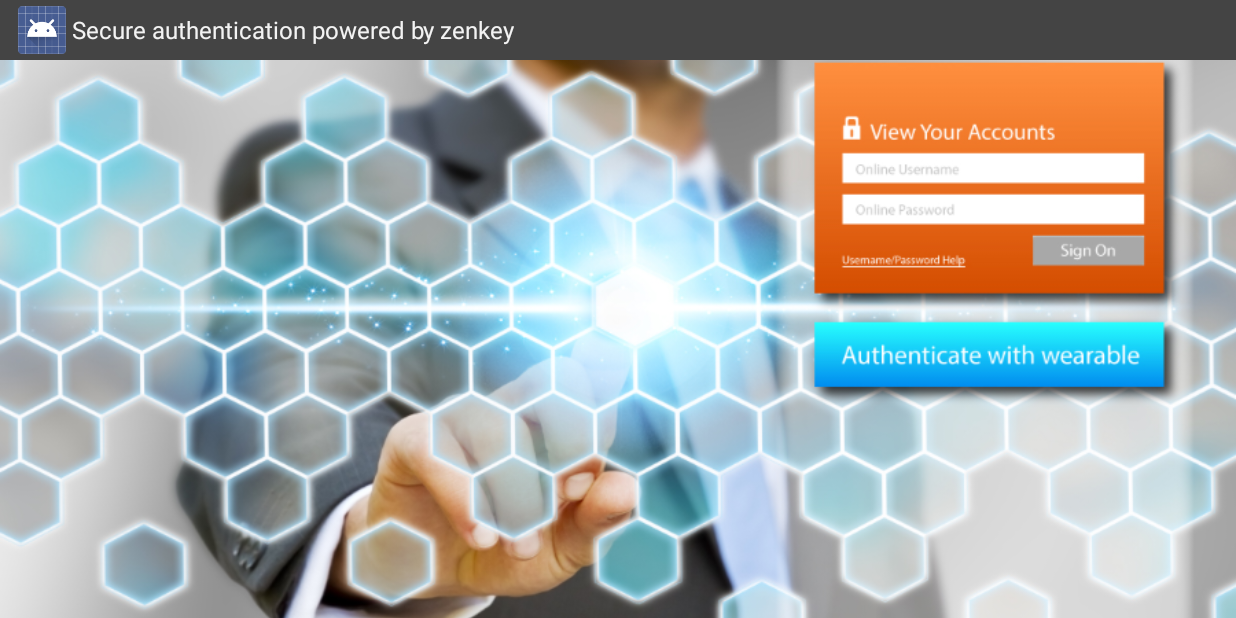
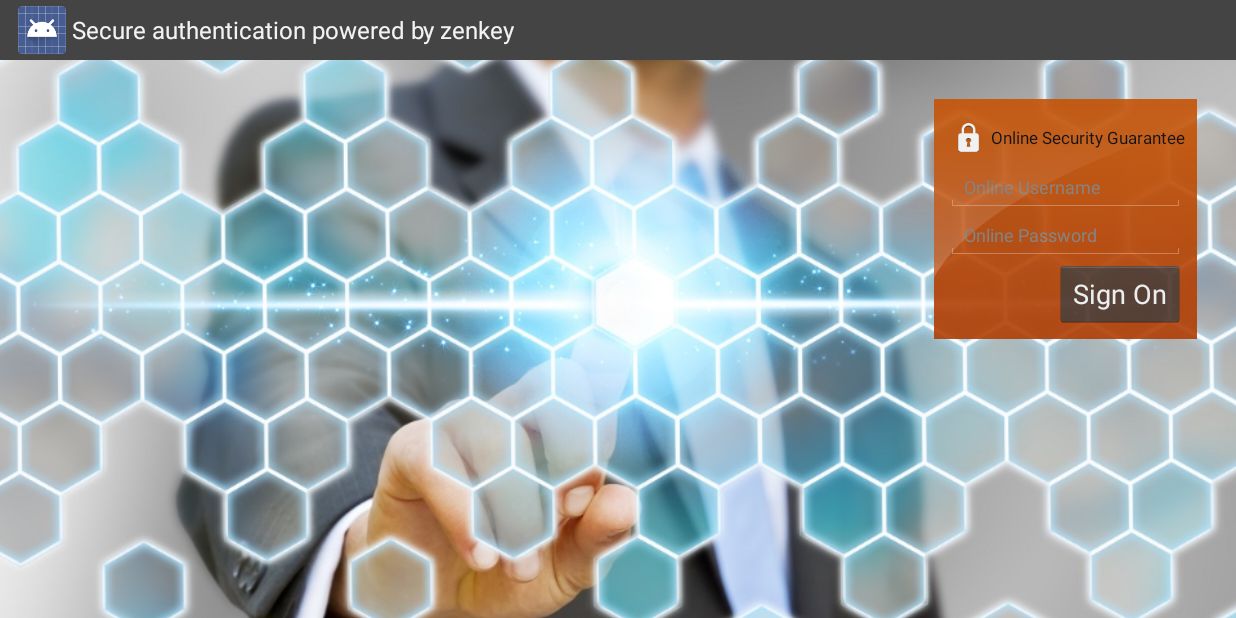
Before and after one commit to yhez/Demo, an Android app: the screen it shows after launch (WfDemo), on a phone screen of 824 x 412 dp (held sideways). Run offline under Robolectric (Android 15) with nearby library versions, the phone set to English and light mode, and no system bars.

Commit message:
added sign on, small design for toast

```diff
--- a/app/src/main/res/layout/toast.xml
+++ b/app/src/main/res/layout/toast.xml
@@ -2,18 +2,19 @@
 
 <LinearLayout xmlns:android="http://schemas.android.com/apk/res/android"
     android:orientation="horizontal"
-    android:gravity="center"
+    android:gravity="bottom|center_horizontal"
     android:layout_width="match_parent"
     android:layout_height="match_parent">
     <TextView
+        android:layout_marginBottom="32dp"
         android:textStyle="bold"
         android:id="@+id/text"
         android:alpha="0"
-        android:padding="32dp"
+        android:padding="16dp"
         android:background="@drawable/borders"
-        android:textSize="25sp"
+        android:textSize="18sp"
         android:textColor="@android:color/black"
-        android:text="Action completed successfully and securely"
+        android:text="@string/action_done"
         android:layout_width="320dp"
         android:layout_height="wrap_content" />
 
--- a/app/src/main/res/layout/wf_demo.xml
+++ b/app/src/main/res/layout/wf_demo.xml
@@ -9,9 +9,55 @@
     <ImageView
         android:id="@+id/fullscreen_content"
         android:scaleType="centerCrop"
-        android:src="@drawable/background"
+        android:src="@drawable/for_demo"
         android:layout_width="match_parent"
         android:layout_height="match_parent"
         android:contentDescription="@null" />
+    <LinearLayout
+        android:alpha="0.9"
+        android:padding="8dp"
+        android:orientation="vertical"
+        android:background="@drawable/signon_module"
+        android:layout_gravity="right"
+        android:layout_marginTop="26dp"
+        android:layout_marginRight="26dp"
+        android:layout_width="175dp"
+        android:layout_height="160dp">
+        <LinearLayout
+            android:orientation="horizontal"
+            android:layout_width="wrap_content"
+            android:layout_height="wrap_content">
+            <ImageView
+                android:padding="8dp"
+                android:src="@drawable/security"
+                android:layout_width="wrap_content"
+                android:layout_height="wrap_content"
+                android:contentDescription="@null" />
+            <TextView
+                android:layout_gravity="center_vertical"
+                android:textSize="11sp"
+                android:textColor="@android:color/black"
+                android:text="@string/title_secure"
+                android:layout_width="wrap_content"
+                android:layout_height="wrap_content"
+                tools:ignore="SmallSp" />
+            </LinearLayout>
+        <EditText
+            android:hint="@string/hint_name"
+            android:textSize="12sp"
+            android:layout_width="match_parent"
+            android:layout_height="wrap_content" />
+        <EditText
+            android:hint="@string/hint_pass"
+            android:textSize="12sp"
+            android:layout_width="match_parent"
+            android:layout_height="wrap_content" />
+        <Button
+            android:onClick="signOn"
+            android:layout_gravity="right"
+            android:text="@string/sign_bt"
+            android:layout_width="wrap_content"
+            android:layout_height="wrap_content" />
+    </LinearLayout>
 
 </FrameLayout>
--- a/app/src/main/res/values/strings.xml
+++ b/app/src/main/res/values/strings.xml
@@ -8,5 +8,10 @@
     <string name="title_activity_fullscreen_activity4">Secure authentication powered by zenkey</string>
     <string name="title_activity_deposit">Secure transaction approval</string>
     <string name="deposit">Deposit</string>
+    <string name="title_secure">Online Security Guarantee</string>
+    <string name="hint_name">Online Username</string>
+    <string name="hint_pass">Online Password</string>
+    <string name="sign_bt">Sign On</string>
+    <string name="action_done">Action completed successfully and securely</string>
 
 </resources>
```
Also changed, not shown: app/src/main/res/drawable-xhdpi/background.jpg (deleted), app/src/main/res/drawable-xhdpi/for_demo.jpg (added), app/src/main/res/drawable-xhdpi/security.png (added), app/src/main/res/drawable-xhdpi/signon_module.png (added).
